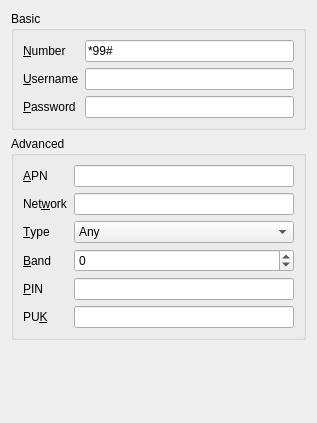
Above: libs/ui/gsm.ui from KDE/networkmanagement before the change. Below: the same form after it.
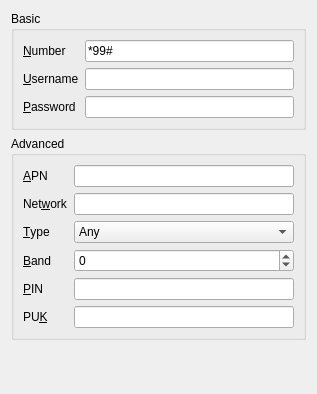
That is the form after the change. Custom widgets are drawn as their Qt base class.

```diff
--- a/libs/ui/gsm.ui
+++ b/libs/ui/gsm.ui
@@ -6,7 +6,7 @@
     <x>0</x>
     <y>0</y>
     <width>317</width>
-    <height>423</height>
+    <height>394</height>
    </rect>
   </property>
   <property name="windowTitle" >
```
